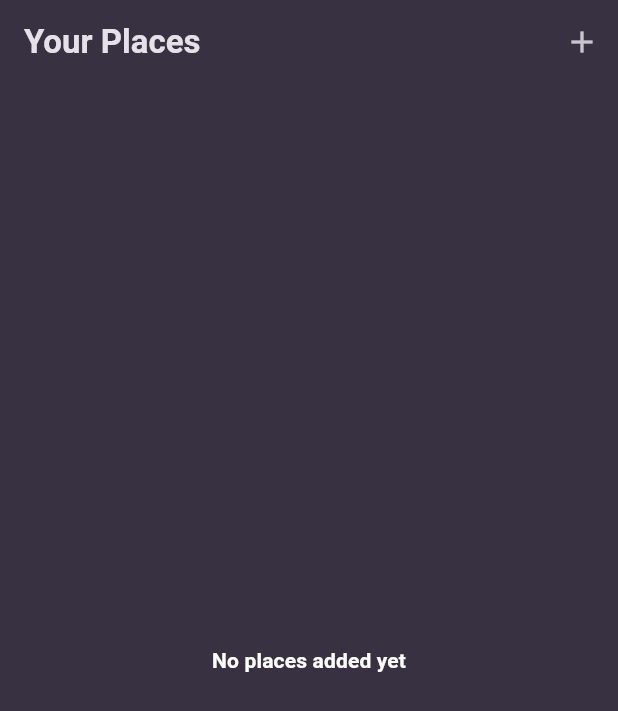
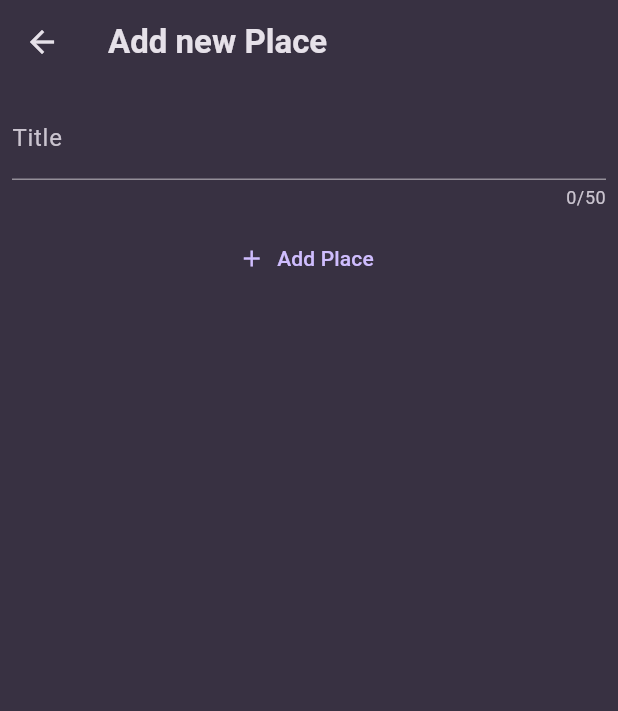
Before and after one commit to weitecklee/flutter_favorite_places_app, a Flutter app: the screen it shows after launch, after a tap on the "add" icon, on a phone screen of 412 x 824 dp. Shown: the top 711 px of the screen. Run offline on Flutter 3.47's test engine with Material 3 defaults, Android fonts, the phone set to English and light mode, and no system bars; our stand-ins replace flutter_riverpod, google_fonts.

Commit message:
set up new place screen

```diff
--- /dev/null
+++ b/lib/screens/new_place.dart
@@ -0,0 +1,48 @@
+import 'package:flutter/material.dart';
+
+class NewPlaceScreen extends StatefulWidget {
+  const NewPlaceScreen({super.key});
+
+  @override
+  State<NewPlaceScreen> createState() => _NewPlaceScreenState();
+}
+
+class _NewPlaceScreenState extends State<NewPlaceScreen> {
+  final _titleController = TextEditingController();
+
+  @override
+  void dispose() {
+    super.dispose();
+    _titleController.dispose();
+  }
+
+  @override
+  Widget build(BuildContext context) {
+    return Scaffold(
+      appBar: AppBar(
+        title: const Text('Add new Place'),
+      ),
+      body: Padding(
+        padding: const EdgeInsets.all(8.0),
+        child: Column(
+          children: [
+            TextField(
+              controller: _titleController,
+              maxLength: 50,
+              decoration: const InputDecoration(
+                label: Text('Title'),
+              ),
+              style: Theme.of(context).textTheme.titleMedium,
+            ),
+            const SizedBox(height: 8),
+            TextButton.icon(
+              onPressed: () {},
+              label: const Text('Add Place'),
+              icon: const Icon(Icons.add),
+            )
+          ],
+        ),
+      ),
+    );
+  }
+}
--- a/lib/screens/places.dart
+++ b/lib/screens/places.dart
@@ -1,3 +1,4 @@
+import 'package:favorite_places_app/screens/new_place.dart';
 import 'package:flutter/material.dart';
 
 class PlacesScreen extends StatelessWidget {
@@ -10,7 +11,13 @@ class PlacesScreen extends StatelessWidget {
         title: const Text('Your Places'),
         actions: [
           IconButton(
-            onPressed: () {},
+            onPressed: () {
+              Navigator.of(context).push(
+                MaterialPageRoute(
+                  builder: (ctx) => const NewPlaceScreen(),
+                ),
+              );
+            },
             icon: const Icon(Icons.add),
           ),
         ],
```
